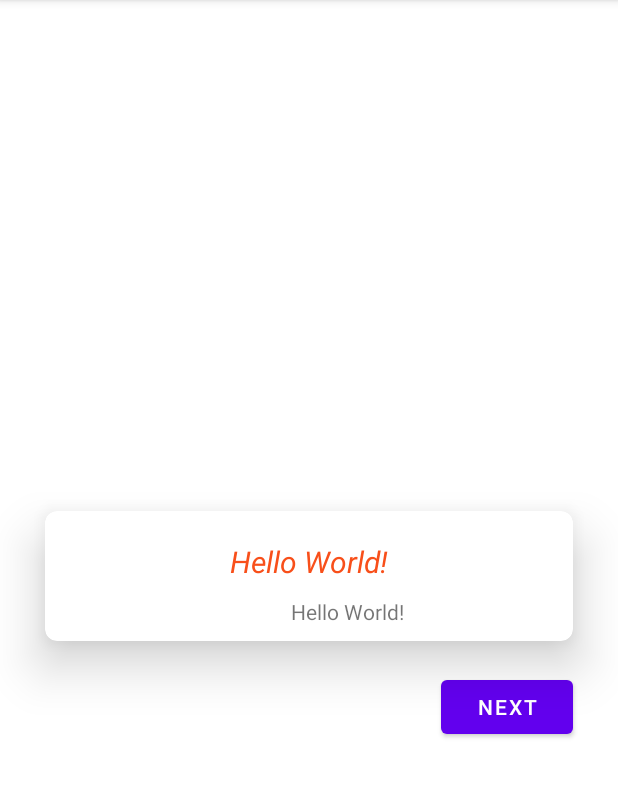
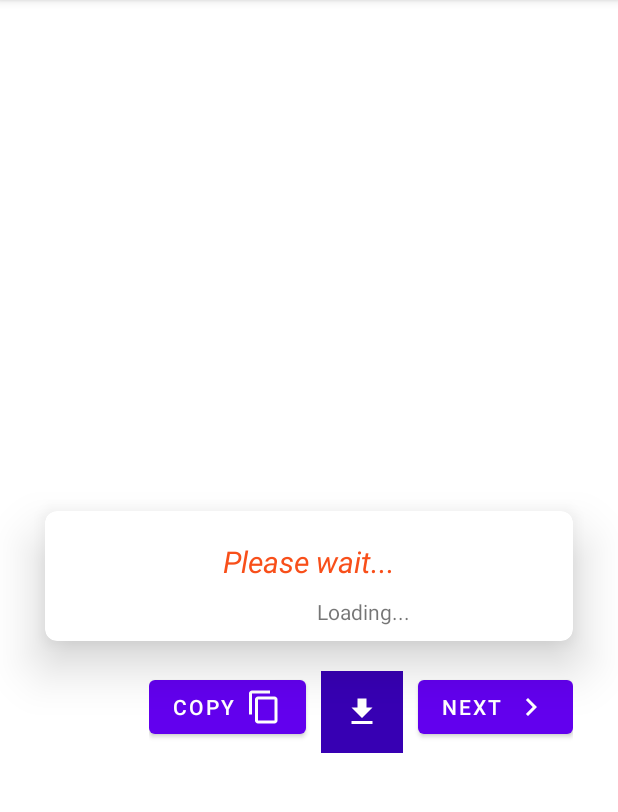
Before and after one commit to Syed-Bipul-Rahman/NoteVerse, an Android app: the ShowQuotes screen opened directly, with no data from a screen before it, on a phone screen of 412 x 824 dp, the part 84-896 px from its top. Run offline under Robolectric (Android 15) with nearby library versions, the phone set to English and light mode, and no system bars; 1 statement that could not run was skipped.

Commit message:
[UPDATE]: copy button and web version add

```diff
--- a/app/src/main/java/com/classwork/onlinenotebook/ShowQuotes.java
+++ b/app/src/main/java/com/classwork/onlinenotebook/ShowQuotes.java
@@ -2,6 +2,9 @@ package com.classwork.onlinenotebook;
 
 import androidx.appcompat.app.AppCompatActivity;
 
+import android.content.ClipData;
+import android.content.ClipboardManager;
+import android.content.Context;
 import android.os.Bundle;
 import android.view.View;
 import android.widget.Toast;
@@ -34,7 +37,22 @@ public class ShowQuotes extends AppCompatActivity {
                 loadRandomQuote();
             }
         });
+        binding.downloadtbn.setOnClickListener(v->{
+            Toast.makeText(this, "Downloading...", Toast.LENGTH_SHORT).show();
+        });
+//copy to clipboard
 
+        binding.copybtn.setOnClickListener(v->{
+
+            String quotesdata=binding.quotesofbook.getText().toString().trim();
+            ClipboardManager clipboardManager = (ClipboardManager) getSystemService(Context.CLIPBOARD_SERVICE);
+            ClipData clipData = ClipData.newPlainText("SB Rahman", quotesdata);
+
+            clipboardManager.setPrimaryClip(clipData);
+
+
+            Toast.makeText(this, "Copied to clipboard", Toast.LENGTH_SHORT).show();
+        });
 
     }
 
--- /dev/null
+++ b/app/src/main/res/drawable/bgdownload.xml
@@ -0,0 +1,5 @@
+<?xml version="1.0" encoding="utf-8"?>
+<shape xmlns:android="http://schemas.android.com/apk/res/android"
+    android:shape="rectangle">
+    <solid android:color="@color/purple_700" />
+</shape>
--- /dev/null
+++ b/app/src/main/res/drawable/ic_baseline_content_copy_24.xml
@@ -0,0 +1,5 @@
+<vector android:height="24dp" android:tint="#FFFFFF"
+    android:viewportHeight="24" android:viewportWidth="24"
+    android:width="24dp" xmlns:android="http://schemas.android.com/apk/res/android">
+    <path android:fillColor="@android:color/white" android:pathData="M16,1L4,1c-1.1,0 -2,0.9 -2,2v14h2L4,3h12L16,1zM19,5L8,5c-1.1,0 -2,0.9 -2,2v14c0,1.1 0.9,2 2,2h11c1.1,0 2,-0.9 2,-2L21,7c0,-1.1 -0.9,-2 -2,-2zM19,21L8,21L8,7h11v14z"/>
+</vector>
--- /dev/null
+++ b/app/src/main/res/drawable/ic_baseline_download_24.xml
@@ -0,0 +1,5 @@
+<vector android:height="24dp" android:tint="#FFFFFF"
+    android:viewportHeight="24" android:viewportWidth="24"
+    android:width="24dp" xmlns:android="http://schemas.android.com/apk/res/android">
+    <path android:fillColor="@android:color/white" android:pathData="M5,20h14v-2H5V20zM19,9h-4V3H9v6H5l7,7L19,9z"/>
+</vector>
--- /dev/null
+++ b/app/src/main/res/drawable/ic_baseline_navigate_next_24.xml
@@ -0,0 +1,5 @@
+<vector android:autoMirrored="true" android:height="24dp"
+    android:tint="#FFFFFF" android:viewportHeight="24"
+    android:viewportWidth="24" android:width="24dp" xmlns:android="http://schemas.android.com/apk/res/android">
+    <path android:fillColor="@android:color/white" android:pathData="M10,6L8.59,7.41 13.17,12l-4.58,4.59L10,18l6,-6z"/>
+</vector>
--- a/app/src/main/res/layout/activity_main.xml
+++ b/app/src/main/res/layout/activity_main.xml
@@ -221,7 +221,7 @@
                 <TextView
                     android:layout_width="wrap_content"
                     android:layout_height="wrap_content"
-                    android:text="Quotes"
+                    android:text="News"
                     android:textColor="@color/black"
                     android:textSize="18sp" />
 
--- a/app/src/main/res/layout/activity_show_quotes.xml
+++ b/app/src/main/res/layout/activity_show_quotes.xml
@@ -5,6 +5,7 @@
     android:layout_width="match_parent"
     android:layout_height="match_parent"
     tools:context=".ShowQuotes">
+
     <androidx.cardview.widget.CardView
         android:id="@+id/cardView"
         android:layout_width="match_parent"
@@ -32,7 +33,7 @@
                 android:layout_height="wrap_content"
                 android:layout_gravity="center"
                 android:layout_margin="10dp"
-                android:text="Hello World!"
+                android:text="Please wait..."
                 android:textAlignment="textStart"
                 android:textColor="@color/orange"
                 android:textSize="20sp"
@@ -45,17 +46,47 @@
                 android:layout_height="wrap_content"
                 android:layout_gravity="end"
                 android:gravity="end"
-                android:text="Hello World!"
+                android:text="Loading..."
                 android:textAlignment="textEnd" />
         </LinearLayout>
     </androidx.cardview.widget.CardView>
 
-    <Button
-        android:id="@+id/btnNext"
+    <LinearLayout
         android:layout_width="wrap_content"
         android:layout_height="wrap_content"
         android:layout_marginTop="20dp"
-        android:text="Next"
+        android:orientation="horizontal"
         app:layout_constraintEnd_toEndOf="@+id/cardView"
-        app:layout_constraintTop_toBottomOf="@+id/cardView" />
+        app:layout_constraintTop_toBottomOf="@+id/cardView">
+
+        <Button
+            android:id="@+id/copybtn"
+            android:layout_width="wrap_content"
+            android:layout_height="wrap_content"
+            android:drawableRight="@drawable/ic_baseline_content_copy_24"
+            android:text="Copy" />
+
+        <ImageButton
+            android:id="@+id/downloadtbn"
+            android:layout_width="wrap_content"
+            android:layout_height="wrap_content"
+            android:layout_gravity="center"
+            android:layout_marginLeft="10dp"
+            android:background="@drawable/bgdownload"
+            android:minWidth="48dp"
+            android:minHeight="48dp"
+            android:padding="15dp"
+            android:src="@drawable/ic_baseline_download_24" />
+
+        <Button
+            android:id="@+id/btnNext"
+            android:layout_width="wrap_content"
+            android:layout_height="wrap_content"
+            android:layout_marginLeft="10dp"
+            android:drawableRight="@drawable/ic_baseline_navigate_next_24"
+            android:text="Next" />
+
+
+    </LinearLayout>
+
 </androidx.constraintlayout.widget.ConstraintLayout>
```
